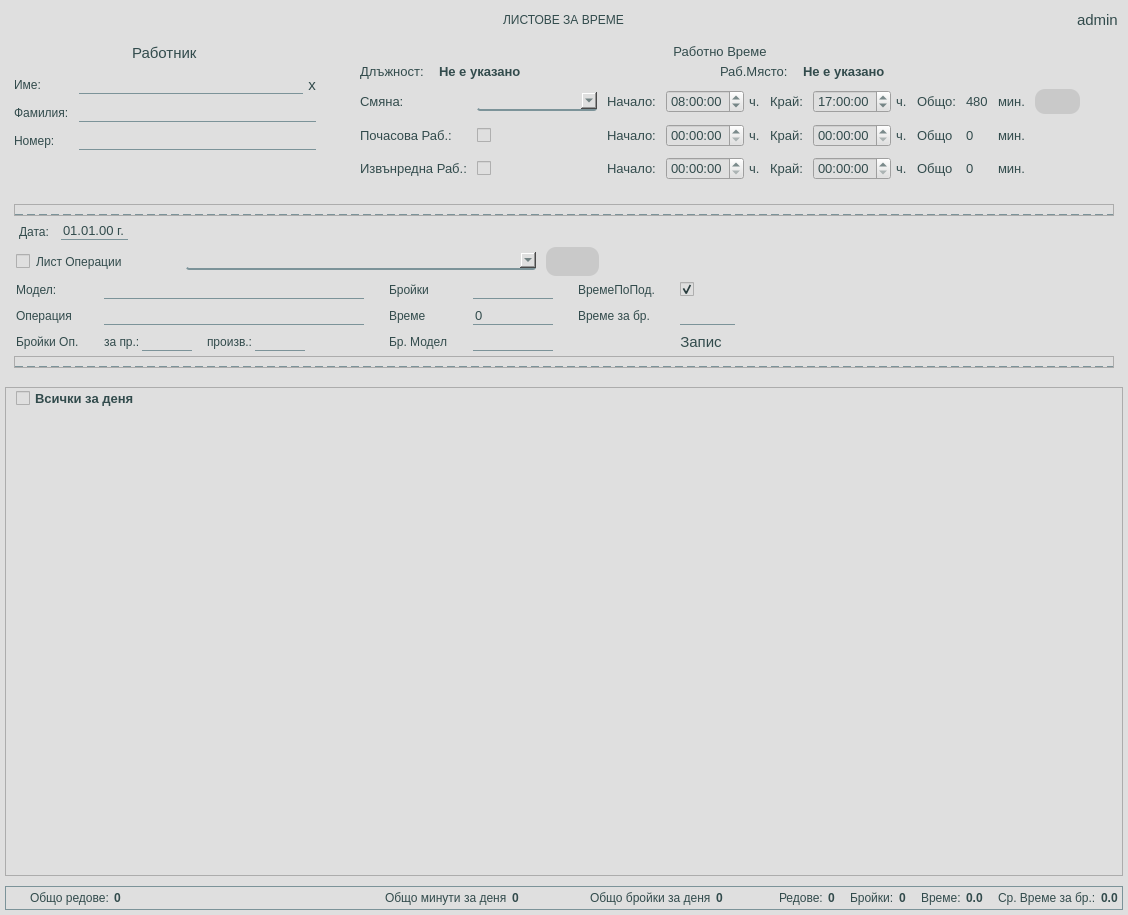
The window that app/ui/widgets/customTimePapersWidget.ui (DevilPhp/WorkSalary.v01) describes before a commit, drawn with Qt 5.
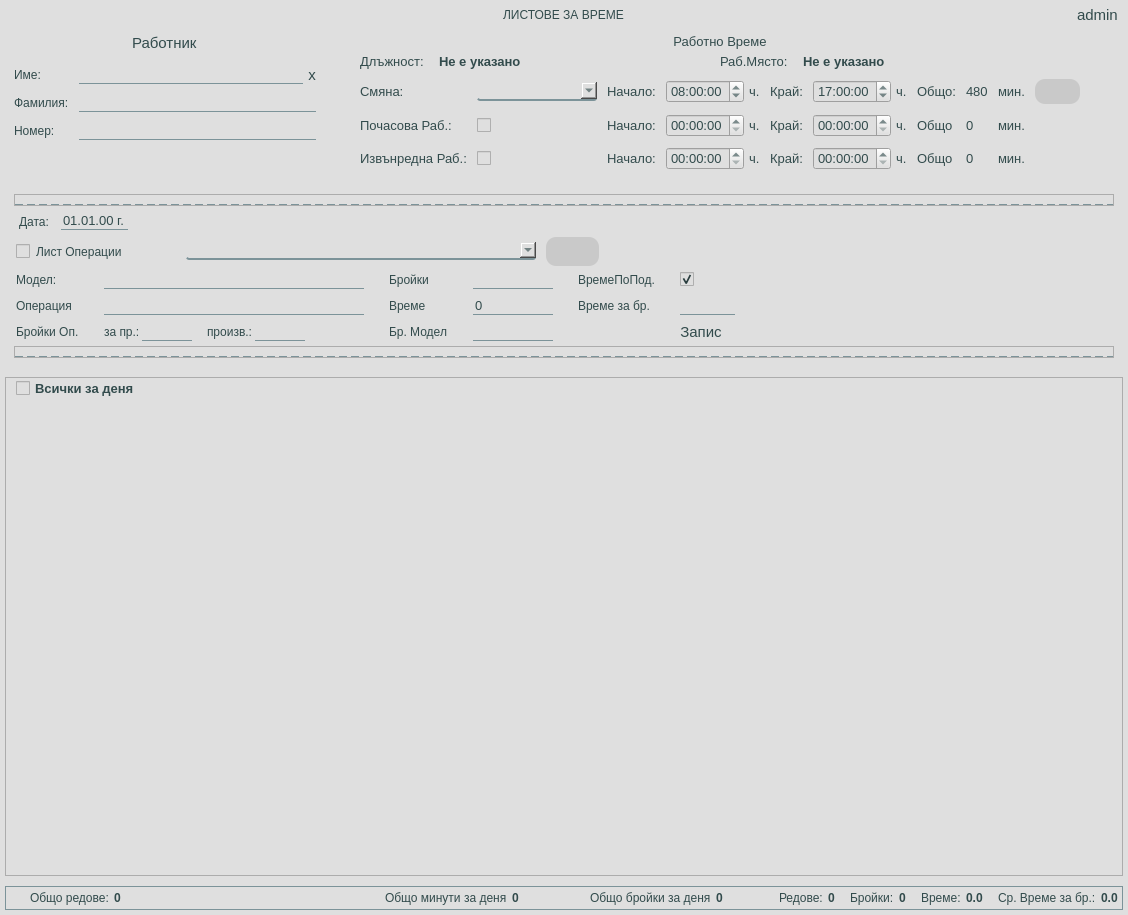
The same window after the commit. Icons and pictures are not drawn.

```diff
--- a/app/ui/widgets/customTimePapersWidget.ui
+++ b/app/ui/widgets/customTimePapersWidget.ui
@@ -120,10 +120,19 @@
 	font: 700 13pt &quot;Segoe UI&quot;;
 }
 
-#userIcon, #calendarBtn {
+#calendarBtn {
 	background-color: #dfdfdf;
 }
 
+#userIcon, #logoutBtn{
+	background-color: #dfdfdf;
+	padding: 0px;
+}
+
+#logoutBtn:hover{
+	icon: url(:/icons/app/assets/icons/Log-Out--Streamline-Feather_#192626.svg);
+}
+
 #refreshShiftsBtn, #refreshOpersGroupBtn {
 	padding: 0px;
 	background-color: #dfdfdf;
@@ -1226,8 +1235,8 @@
                    <minute>0</minute>
                    <second>0</second>
                    <year>1990</year>
-                   <month>9</month>
-                   <day>1</day>
+                   <month>8</month>
+                   <day>31</day>
                   </datetime>
                  </property>
                  <property name="displayFormat">
@@ -1773,7 +1782,7 @@
         <x>0</x>
         <y>0</y>
         <width>1116</width>
-        <height>449</height>
+        <height>459</height>
        </rect>
       </property>
       <layout class="QVBoxLayout" name="verticalLayout_12">
```
Left out of the diff: 17 changed lines with no effect on the pictures.
